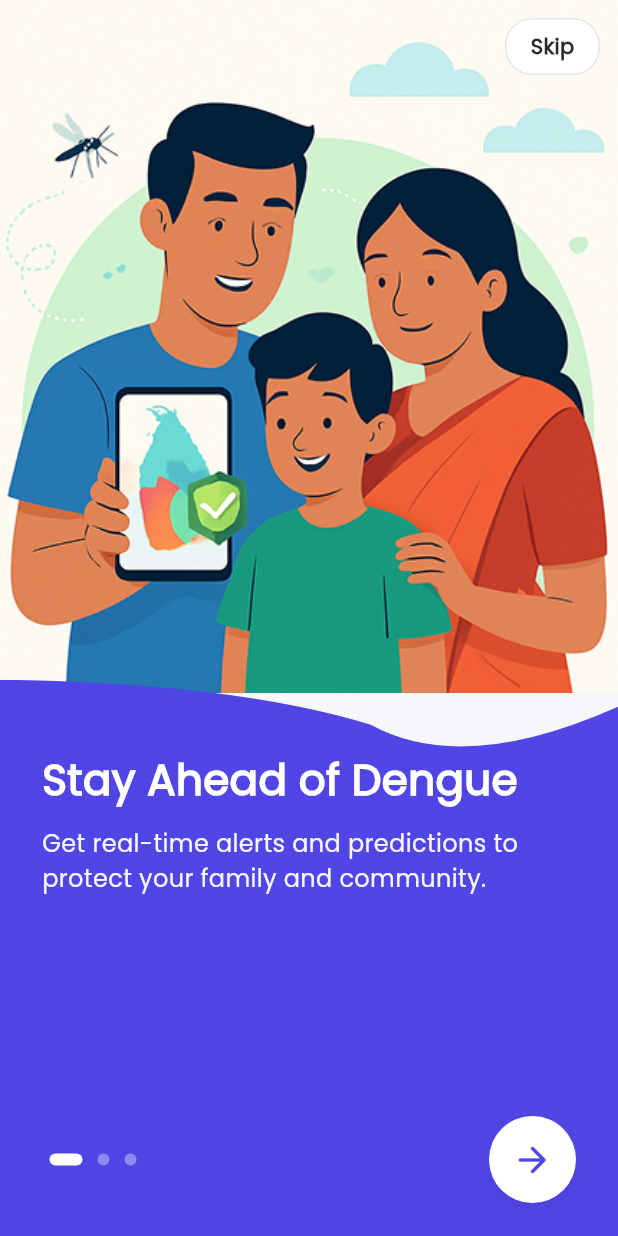
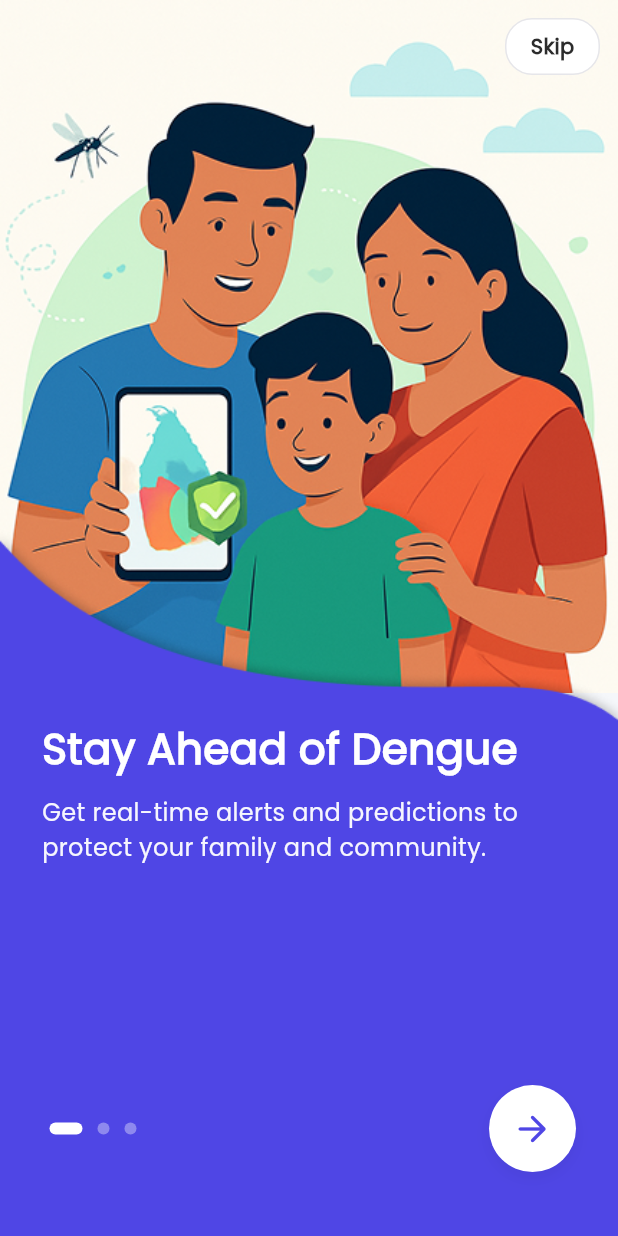
Before and after one commit to lkjlasitha/Coverage_DengueShield, a Flutter app: the OnboardingScreen screen opened directly, on a phone screen of 412 x 824 dp. Run offline on Flutter 3.47's test engine with Material 3 defaults, Android fonts, the phone set to English and light mode, and no system bars; our stand-ins replace dotted_border, flutter_svg; network calls fail.

Commit message:
fix navigations

```diff
--- a/dengue_shield/lib/main.dart
+++ b/dengue_shield/lib/main.dart
@@ -1,5 +1,5 @@
+import 'package:dengue_shield/screens/onboard/splash_screen.dart';
 import 'package:flutter/material.dart';
-import 'widgets/bottom_navigation_bar/bottom_navigation_bar.dart';
 void main() {
   runApp(const MyApp());
 }
@@ -15,7 +15,7 @@ class MyApp extends StatelessWidget {
       theme: ThemeData(
         fontFamily: 'Poppins', // Set the default font family here
       ),
-      home: CustomBottomNav()
+      home: SplashScreen()
     );
   }
 }
--- a/dengue_shield/lib/screens/onboard/onboard_screen.dart
+++ b/dengue_shield/lib/screens/onboard/onboard_screen.dart
@@ -1,41 +1,8 @@
+import 'package:dengue_shield/screens/auth/login_screen.dart';
 import 'package:flutter/material.dart';
-import 'package:dengue_shield/widgets/bottom_navigation_bar/bottom_navigation_bar.dart';
 
 const _bgPurple = Color(0xFF4F46E5);
 const _screenBg = Color(0xFFF5F7FA);
-
-class OnboardWaveClipper extends CustomClipper<Path> {
-  final int pageIndex;
-  OnboardWaveClipper(this.pageIndex);
-
-  @override
-  Path getClip(Size size) {
-    final p = Path();
-    p.moveTo(0, 0);
-
-    if (pageIndex == 0) {
-      p.lineTo(0, 0);
-      p.quadraticBezierTo(size.width * 0.38, 2, size.width * 0.6, 30);
-      p.quadraticBezierTo(size.width * 0.75, 64, size.width, 18);
-    } else if (pageIndex == 1) {
-      p.lineTo(0, 44);
-      p.quadraticBezierTo(size.width * 0.28, 6, size.width * 0.70, 64);
-      p.quadraticBezierTo(size.width * 0.90, 86, size.width, 34);
-    } else {
-      p.lineTo(0, 36);
-      p.quadraticBezierTo(size.width * 0.28, 48, size.width * 0.50, 24);
-      p.quadraticBezierTo(size.width * 0.78, 2, size.width, 38);
-    }
-
-    p.lineTo(size.width, size.height);
-    p.lineTo(0, size.height);
-    p.close();
-    return p;
-  }
-
-  @override
-  bool shouldReclip(covariant CustomClipper<Path> oldClipper) => true;
-}
 
 class OnboardingScreen extends StatefulWidget {
   const OnboardingScreen({Key? key}) : super(key: key);
@@ -51,16 +18,19 @@ class _OnboardingScreenState extends State<OnboardingScreen> {
   final List<_OnboardPage> _pages = const [
     _OnboardPage(
       image: 'assets/onboard_screens/screen_1.png',
+      waveImage: 'assets/onboard_screens/wave_1.png',
       title: 'Stay Ahead of Dengue',
       subtitle: 'Get real-time alerts and predictions to protect your family and community.',
     ),
     _OnboardPage(
       image: 'assets/onboard_screens/screen_2.png',
+      waveImage: 'assets/onboard_screens/wave_2.png',
       title: 'Join the Fight,\nBe a Hero',
       subtitle: 'Report mosquito breeding sites and join clean-up drives with just a few taps.',
     ),
     _OnboardPage(
       image: 'assets/onboard_screens/screen_3.png',
+      waveImage: 'assets/onboard_screens/wave_3.png',
       title: 'Smarter Health.\nSafer Future.',
       subtitle: 'DengueShield uses AI to predict outbreaks so you can act early and stay safe.',
     ),
@@ -70,12 +40,12 @@ class _OnboardingScreenState extends State<OnboardingScreen> {
     if (_currentPage < _pages.length - 1) {
       _pageController.nextPage(duration: const Duration(milliseconds: 380), curve: Curves.easeInOut);
     } else {
-      Navigator.pushReplacement(context, MaterialPageRoute(builder: (_) => CustomBottomNav()));
+      Navigator.pushReplacement(context, MaterialPageRoute(builder: (_) => LoginScreen()));
     }
   }
 
   void _skip() {
-    Navigator.pushReplacement(context, MaterialPageRoute(builder: (_) => CustomBottomNav()));
+    Navigator.pushReplacement(context, MaterialPageRoute(builder: (_) => LoginScreen()));
   }
 
   @override
@@ -107,18 +77,26 @@ class _OnboardingScreenState extends State<OnboardingScreen> {
               bottom: 0,
               child: AnimatedSwitcher(
                 duration: const Duration(milliseconds: 380),
-                child: ClipPath(
+                child: Stack(
                   key: ValueKey(_currentPage),
-                  clipper: OnboardWaveClipper(_currentPage),
-                  child: Container(
+                  children: [
+                    Image.asset(
+                      _pages[_currentPage].waveImage,
                       width: double.infinity,
-                    height: MediaQuery.of(context).size.height * 0.45,
-                    color: _bgPurple,
+                      height: MediaQuery.of(context).size.height * 0.575,
+                      fit: BoxFit.fill,
+                    ),
+                    SizedBox(
+                      width: double.infinity,
+                      height: MediaQuery.of(context).size.height * 0.55,
                       child: Padding(
                         padding: const EdgeInsets.fromLTRB(28, 50, 28, 16),
                         child: Column(
                           crossAxisAlignment: CrossAxisAlignment.start,
                           children: [
+                            SizedBox(
+                              height: MediaQuery.of(context).size.height * 0.1,
+                            ),
                             AnimatedSwitcher(
                               duration: const Duration(milliseconds: 300),
                               child: Text(
@@ -224,11 +202,10 @@ class _OnboardingScreenState extends State<OnboardingScreen> {
                         ),
                       ),
                     ),
+                  ],
                 ),
               ),
             ),
-
-            // FOREGROUND: Skip button (always on top)
             Positioned(
               top: 12,
               right: 12,
@@ -261,10 +238,13 @@ class _OnboardingScreenState extends State<OnboardingScreen> {
 
 class _OnboardPage {
   final String image;
+  final String waveImage;
   final String title;
   final String subtitle;
+
   const _OnboardPage({
     required this.image,
+    required this.waveImage,
     required this.title,
     required this.subtitle,
   });
--- a/dengue_shield/lib/widgets/bottom_navigation_bar/bottom_navigation_bar.dart
+++ b/dengue_shield/lib/widgets/bottom_navigation_bar/bottom_navigation_bar.dart
@@ -10,7 +10,6 @@ import 'package:flutter/services.dart';
 import 'package:flutter_svg/flutter_svg.dart';
 import 'package:animations/animations.dart';
 import '../alret_dialog/alert_dialog.dart';
-
 
 class CustomBottomNav extends StatefulWidget {
   const CustomBottomNav({Key? key}) : super(key: key);
```
Also changed, not shown: dengue_shield/lib/screens/auth/login_screen.dart (+13 -5 lines), dengue_shield/lib/screens/main/home_page.dart (+6 -4 lines), dengue_shield/lib/screens/onboard/splash_screen.dart (+4 -3 lines), dengue_shield/assets/onboard_screens/wave_1.png (added), dengue_shield/assets/onboard_screens/wave_2.png (added), dengue_shield/assets/onboard_screens/wave_3.png (added). Lines whose indentation alone changed are shown as unchanged.
